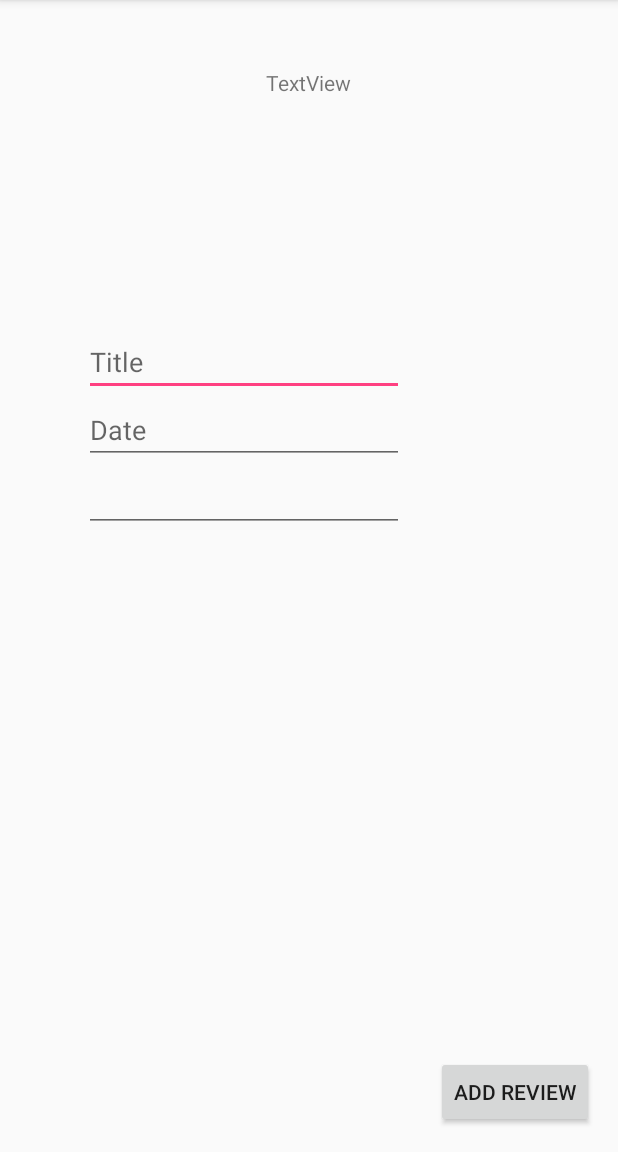
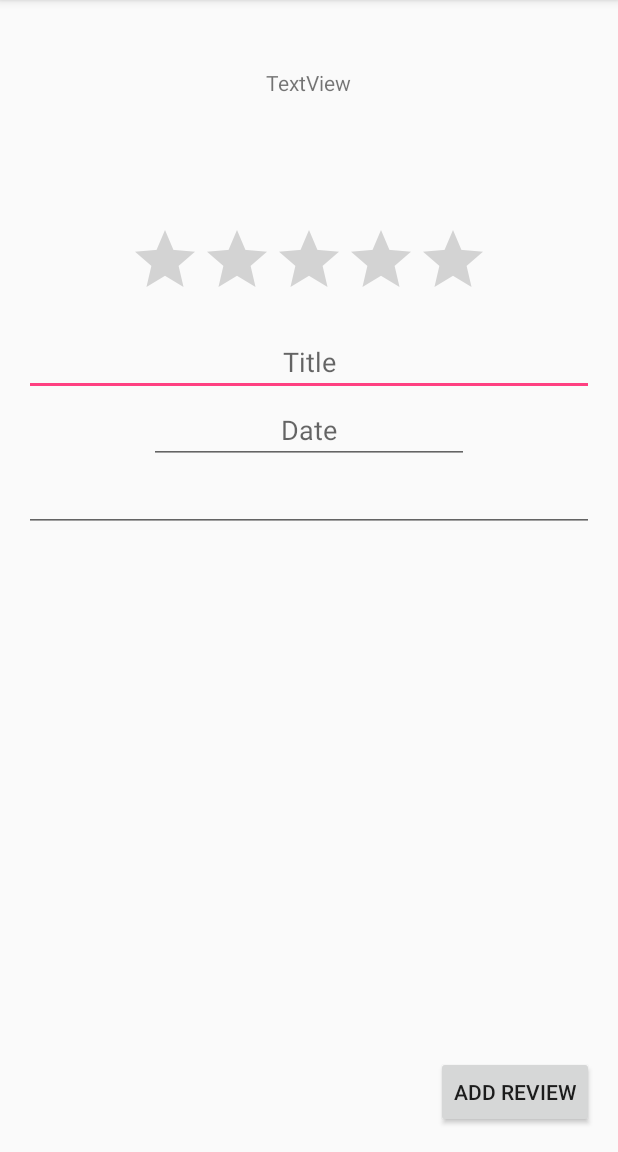
Before and after one commit to shreyanshbarodiya/TreePlantation1.1, an Android app: the WriteReview screen opened directly, with no data from a screen before it, after a tap on "ADD REVIEW", on a phone screen of 412 x 824 dp, the part 84-1236 px from its top. Run offline under Robolectric (Android 15) with nearby library versions, the phone set to English and light mode, and no system bars; our stand-ins replace Volley; network calls fail; 2 statements that could not run were skipped.

```diff
--- a/app/src/main/java/in/ac/iitb/treeplantationapp/Configurations/NearbyTreeConfig.java
+++ b/app/src/main/java/in/ac/iitb/treeplantationapp/Configurations/NearbyTreeConfig.java
@@ -2,16 +2,16 @@ package in.ac.iitb.treeplantationapp.Configurations;
 
 
 public class NearbyTreeConfig {
-    public static final String URL_MAIN = "http://192.168.0.115/treePlantation/";
+    public static String URL_MAIN = LoginConfig.URL_MAIN;
 
-    public static final String NEARBY_TREES_URL = URL_MAIN + "getNearbyTrees.php";
-    public static final String TREE_DETAILS_URL = URL_MAIN + "getTreeDetails.php";
-    public static final String WRITE_REVIEW_URL = URL_MAIN + "writeReview.php";
-    public static final String SEE_REVIEWS_URL =  URL_MAIN + "seeReviews.php";
-    public static final String UPLOAD_URL =  URL_MAIN + "uploadImages.php";
-    public static final String DIRECTORY_URL = URL_MAIN + "treeDirectory.php";
-    public static final String IMAGES_URL = URL_MAIN + "getImagesUrl.php";
-    public static final String ADOPT_TREE_URL = URL_MAIN + "adoptTree.php";
+    public static String NEARBY_TREES_URL = URL_MAIN + "getNearbyTrees.php";
+    public static String TREE_DETAILS_URL = URL_MAIN + "getTreeDetails.php";
+    public static String WRITE_REVIEW_URL = URL_MAIN + "writeReview.php";
+    public static String SEE_REVIEWS_URL =  URL_MAIN + "seeReviews.php";
+    public static String UPLOAD_URL =  URL_MAIN + "uploadImages.php";
+    public static String DIRECTORY_URL = URL_MAIN + "treeDirectory.php";
+    public static String IMAGES_URL = URL_MAIN + "getImagesUrl.php";
+    public static String ADOPT_TREE_URL = URL_MAIN + "adoptTree.php";
 
 
     public static final String KEY_URL_MAIN = "server";
@@ -26,28 +26,29 @@ public class NearbyTreeConfig {
     public static final String KEY_REVIEW_TEXT = "review_text";
     public static final String KEY_REVIEW_DATE = "reviewed_on";
     public static final String KEY_REVIEW_NO = "review_no";
-    public static final String KEY_ADOPTED_ON = "adopted_on";
+    public static final String KEY_REVIEW_RATINGS = "review_stars";
 
 
+    public static final String KEY_ADOPTED_ON = "adopted_on";
     //KEYS FOR UPLOADING IMAGES
     public static final String KEY_NO_OF_IMAGES = "no_images";
     public static final String KEY_IMAGE_NUMBER = "image_number";
+
     public static final String KEY_CLICKED_ON = "clicked_on";
-
     //KEYS FOR GALLERY
     public static final String KEY_DIRECTORY_ID = "directory";
     public static final String KEY_IMAGE_URL = "image_url";
-    public static final String IMAGES_FAILURE = "failure";
 
 
 
+    public static final String IMAGES_FAILURE = "failure";
     public static final String KEY_UPLOADED_BY = "uploaded_by";
     public static final String PLANTED_FAILURE = "failure";
     public static final String PLANTED_SUCCESS = "Success";
     public static final String REVIEWED_SUCCESS = "Success";
     public static final String ADOPTED_SUCCESS = "Success";
+
     public static final String REVIEW_FAILURE = "failure";
 
     public static final String JSON_ARRAY = "result";
-
 }
--- a/app/src/main/java/in/ac/iitb/treeplantationapp/Configurations/PlantTreeConfig.java
+++ b/app/src/main/java/in/ac/iitb/treeplantationapp/Configurations/PlantTreeConfig.java
@@ -2,9 +2,9 @@ package in.ac.iitb.treeplantationapp.Configurations;
 
 
 public class PlantTreeConfig {
-    private static final String URL_MAIN = "http://192.168.0.115/treePlantation/";
+    private static String URL_MAIN = LoginConfig.URL_MAIN;
 
-    public static final String PLANT_TREE_URL = URL_MAIN + "plantTree.php";
+    public static String PLANT_TREE_URL = URL_MAIN + "plantTree.php";
 
     public static final String KEY_USERNAME = "username";
     public static final String KEY_LATITUDE = "latitude";
--- a/app/src/main/java/in/ac/iitb/treeplantationapp/LoginActivity.java
+++ b/app/src/main/java/in/ac/iitb/treeplantationapp/LoginActivity.java
@@ -4,6 +4,7 @@ import android.app.ProgressDialog;
 import android.content.Context;
 import android.content.Intent;
 import android.content.SharedPreferences;
+import android.os.Build;
 import android.support.v7.app.AppCompatActivity;
 import android.os.Bundle;
 import android.util.Log;
@@ -32,6 +33,8 @@ import in.ac.iitb.treeplantationapp.Configurations.LoginConfig;
 
 public class LoginActivity extends AppCompatActivity {
 
+    EditText etServer;
+
     EditText etUsername;
     EditText etPassword;
     Button btnSignIn;
@@ -46,16 +49,19 @@ public class LoginActivity extends AppCompatActivity {
         etPassword = (EditText) findViewById(R.id.etPassword);
         btnSignIn = (Button) findViewById(R.id.btnSignIn);
         tvRegister = (TextView) findViewById(R.id.tvRegister);
+        etServer = (EditText) findViewById(R.id.etServer);
 
         btnSignIn.setOnClickListener(new View.OnClickListener() {
             @Override
             public void onClick(View v) {
+                LoginConfig.URL_SERVER = etServer.getText().toString();
                 login();
             }
         });
         tvRegister.setOnClickListener(new View.OnClickListener() {
             @Override
             public void onClick(View v) {
+                LoginConfig.URL_SERVER = etServer.getText().toString();
                 Intent registerIntent = new Intent(LoginActivity.this, RegisterUser.class);
                 startActivity(registerIntent);
             }
--- a/app/src/main/java/in/ac/iitb/treeplantationapp/NearbyTrees/WriteReview.java
+++ b/app/src/main/java/in/ac/iitb/treeplantationapp/NearbyTrees/WriteReview.java
@@ -5,6 +5,7 @@ import android.app.ProgressDialog;
 import android.content.Context;
 import android.content.Intent;
 import android.content.SharedPreferences;
+import android.media.Rating;
 import android.support.v7.app.AppCompatActivity;
 import android.os.Bundle;
 import android.util.Log;
@@ -12,6 +13,7 @@ import android.view.View;
 import android.widget.Button;
 import android.widget.DatePicker;
 import android.widget.EditText;
+import android.widget.RatingBar;
 import android.widget.TextView;
 import android.widget.Toast;
 
@@ -42,6 +44,7 @@ public class WriteReview extends AppCompatActivity {
     EditText etDate, etTitle, etReviewText;
     private Calendar myCalendar;
     Button btnAddReview;
+    RatingBar ratingReview;
 
     @Override
     protected void onCreate(Bundle savedInstanceState) {
@@ -52,6 +55,8 @@ public class WriteReview extends AppCompatActivity {
         etTitle = (EditText) findViewById(R.id.etTitle);
         etReviewText = (EditText) findViewById(R.id.etReviewText);
         btnAddReview = (Button) findViewById(R.id.btnAddReview);
+        ratingReview = (RatingBar) findViewById(R.id.ratingReview);
+        ratingReview.setNumStars(5);
 
         SharedPreferences sharedPreferences = getSharedPreferences(LoginConfig.SHARED_PREF_NAME, Context.MODE_PRIVATE);
         username = sharedPreferences.getString(LoginConfig.USERNAME_SHARED_PREF,"Not Available");
@@ -88,6 +93,7 @@ public class WriteReview extends AppCompatActivity {
                 submitReview();
             }
         });
+
 
     }
 
@@ -145,6 +151,7 @@ public class WriteReview extends AppCompatActivity {
                 params.put(NearbyTreeConfig.KEY_REVIEW_TEXT, etReviewText.getText().toString());
                 params.put(NearbyTreeConfig.KEY_REVIEW_DATE, etDate.getText().toString());
                 params.put(NearbyTreeConfig.KEY_TITLE, etTitle.getText().toString());
+                params.put(NearbyTreeConfig.KEY_REVIEW_RATINGS, Float.toString(ratingReview.getRating()));
 
                 return params;
             }
--- a/app/src/main/res/layout/activity_write_review.xml
+++ b/app/src/main/res/layout/activity_write_review.xml
@@ -20,36 +20,37 @@
         android:id="@+id/tvDetails" />
 
     <EditText
+        android:id="@+id/etTitle"
+        android:layout_width="match_parent"
+        android:layout_height="wrap_content"
+        android:layout_alignParentStart="true"
+        android:layout_below="@+id/tvDetails"
+        android:layout_marginTop="154dp"
+        android:ems="10"
+        android:hint="Title"
+        android:inputType="textPersonName"
+        android:textAlignment="center" />
+
+    <EditText
+        android:id="@+id/etDate"
         android:layout_width="wrap_content"
         android:layout_height="wrap_content"
-        android:inputType="textPersonName"
         android:ems="10"
-        android:layout_marginTop="154dp"
-        android:id="@+id/etTitle"
-        android:layout_below="@+id/tvDetails"
-        android:layout_alignParentStart="true"
-        android:layout_marginStart="40dp"
-        android:hint="Title" />
+        android:focusable="false"
+        android:hint="Date"
+        android:inputType="date"
+        android:textAlignment="center"
+        android:layout_below="@+id/etTitle"
+        android:layout_centerHorizontal="true" />
 
     <EditText
-        android:layout_width="wrap_content"
+        android:id="@+id/etReviewText"
+        android:layout_width="match_parent"
         android:layout_height="wrap_content"
-        android:inputType="date"
+        android:layout_below="@+id/etDate"
         android:ems="10"
-        android:layout_below="@+id/etTitle"
-        android:layout_alignEnd="@+id/etTitle"
-        android:id="@+id/etDate"
-        android:focusable="false"
-        android:hint="Date" />
-
-    <EditText
-        android:layout_width="wrap_content"
-        android:layout_height="wrap_content"
         android:inputType="textMultiLine"
-        android:ems="10"
-        android:layout_below="@+id/etDate"
-        android:layout_alignStart="@+id/etDate"
-        android:id="@+id/etReviewText" />
+        android:layout_alignParentStart="true" />
 
     <Button
         android:text="Add review"
@@ -59,4 +60,12 @@
         android:layout_alignParentEnd="true"
         android:id="@+id/btnAddReview" />
 
+    <RatingBar
+        android:id="@+id/ratingReview"
+        android:layout_width="wrap_content"
+        android:layout_height="wrap_content"
+        android:layout_above="@+id/etDate"
+        android:layout_centerHorizontal="true"
+        android:layout_marginBottom="57dp" />
+
 </RelativeLayout>
--- a/build.gradle
+++ b/build.gradle
@@ -5,7 +5,7 @@ buildscript {
         jcenter()
     }
     dependencies {
-        classpath 'com.android.tools.build:gradle:2.2.3'
+        classpath 'com.android.tools.build:gradle:2.3.0'
 
         // NOTE: Do not place your application dependencies here; they belong
         // in the individual module build.gradle files
```
Also changed, not shown: app/src/main/java/in/ac/iitb/treeplantationapp/Configurations/LoginConfig.java (+5 -3 lines), app/src/main/java/in/ac/iitb/treeplantationapp/Models/ReviewModel.java (+10 -1 lines), app/src/main/java/in/ac/iitb/treeplantationapp/NearbyTrees/NearbyTreesMap.java (+53 -17 lines), app/src/main/java/in/ac/iitb/treeplantationapp/NearbyTrees/SeeReviews.java (+8 -5 lines), app/src/main/res/layout/activity_login.xml (+7 -0 lines), gradle/wrapper/gradle-wrapper.properties.
